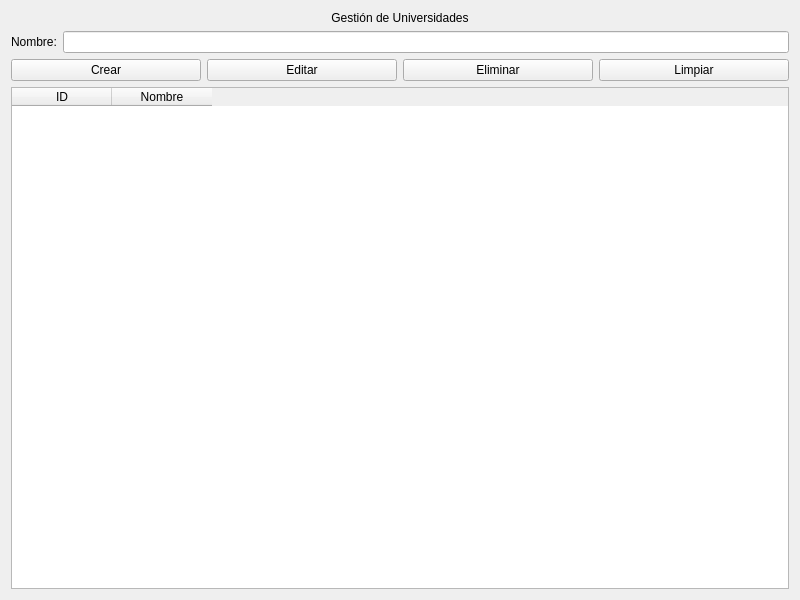
This is app/view/UniversidadPage.ui in Orphereum/2DAM_DI_Universidad as Qt 5 draws it before an edit. The edited form follows.
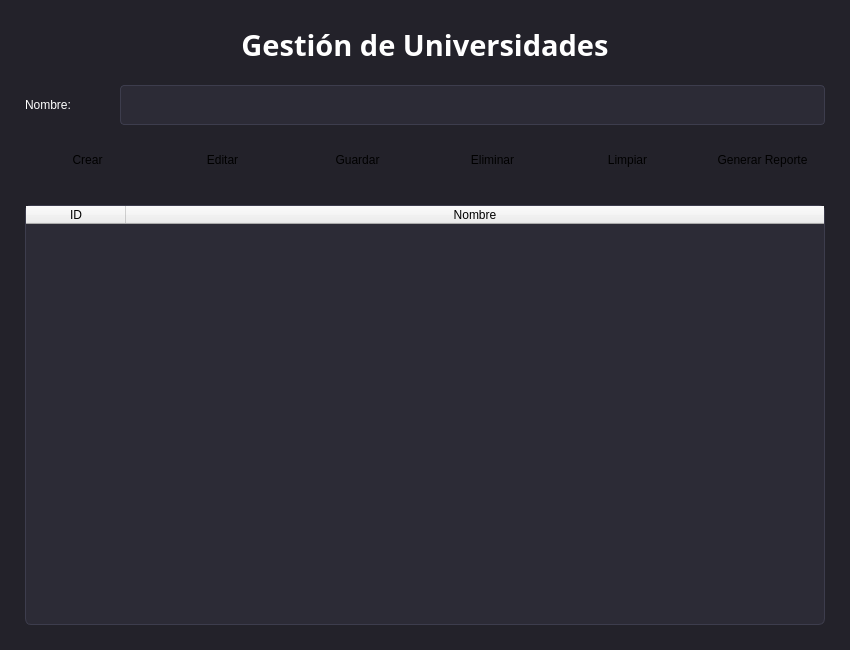
This is the edited form.

Commit message: cambios probleas con universidad

Patch:
```diff
--- a/app/view/UniversidadPage.ui
+++ b/app/view/UniversidadPage.ui
@@ -6,19 +6,71 @@
    <rect>
     <x>0</x>
     <y>0</y>
-    <width>800</width>
-    <height>600</height>
+    <width>850</width>
+    <height>650</height>
    </rect>
   </property>
   <property name="windowTitle">
    <string>Universidad</string>
   </property>
+  <property name="styleSheet">
+   <string notr="true">
+QWidget#UniversidadPage {
+  background-color: #23222a;
+}
+QLineEdit {
+  font: 300 12pt "Poppins";
+  padding: 5px;
+  border: 1px solid #3d3d4d;
+  border-radius: 4px;
+  background-color: #2c2b36;
+  color: #ffffff;
+}
+QLabel {
+  font: 600 14pt "Poppins";
+  color: #ffffff;
+}
+QPushButton {
+  font: 600 11pt "Poppins";
+  padding: 8px 15px;
+  border-radius: 5px;
+}
+QTableWidget {
+  background-color: #2c2b36;
+  color: #ffffff;
+  gridline-color: #3d3d4d;
+  border: 1px solid #3d3d4d;
+  border-radius: 6px;
+}
+   </string>
+  </property>
 
-  <layout class="QVBoxLayout" name="verticalLayout">
+  <layout class="QVBoxLayout" name="mainVerticalLayout">
+   <property name="spacing">
+    <number>20</number>
+   </property>
+   <property name="leftMargin">
+    <number>25</number>
+   </property>
+   <property name="topMargin">
+    <number>25</number>
+   </property>
+   <property name="rightMargin">
+    <number>25</number>
+   </property>
+   <property name="bottomMargin">
+    <number>25</number>
+   </property>
 
-   <!-- Título -->
    <item>
     <widget class="QLabel" name="labelTitulo">
+     <property name="font">
+      <font>
+       <family>Poppins</family>
+       <pointsize>22</pointsize>
+       <bold>true</bold>
+      </font>
+     </property>
      <property name="text">
       <string>Gestión de Universidades</string>
      </property>
@@ -28,25 +80,47 @@
     </widget>
    </item>
 
-   <!-- Formulario -->
    <item>
     <layout class="QHBoxLayout" name="formLayout">
+     <property name="spacing">
+      <number>15</number>
+     </property>
      <item>
       <widget class="QLabel" name="labelNombre">
+       <property name="minimumSize">
+        <size>
+         <width>80</width>
+         <height>0</height>
+        </size>
+       </property>
        <property name="text">
         <string>Nombre:</string>
        </property>
       </widget>
      </item>
      <item>
-      <widget class="QLineEdit" name="inputNombre"/>
+      <widget class="QLineEdit" name="inputNombre">
+       <property name="minimumSize">
+        <size>
+         <height>40</height>
+        </size>
+       </property>
+       <property name="maximumSize">
+        <size>
+         <width>16777215</width>
+         <height>40</height>
+        </size>
+       </property>
+      </widget>
      </item>
     </layout>
    </item>
 
-   <!-- Botones -->
    <item>
     <layout class="QHBoxLayout" name="buttonLayout">
+     <property name="spacing">
+      <number>10</number>
+     </property>
      <item>
       <widget class="QPushButton" name="btnCrear">
        <property name="text">
@@ -61,6 +135,13 @@
        </property>
       </widget>
      </item>
+     <item>
+      <widget class="QPushButton" name="btnGuardar">
+       <property name="text">
+        <string>Guardar</string>
+       </property>
+      </widget>
+     </item>
      <item>
       <widget class="QPushButton" name="btnEliminar">
        <property name="text">
@@ -75,15 +156,50 @@
        </property>
       </widget>
      </item>
+     <item>
+      <widget class="QPushButton" name="btnReporte">
+       <property name="text">
+        <string>Generar Reporte</string>
+       </property>
+      </widget>
+     </item>
     </layout>
    </item>
 
-   <!-- Tabla -->
+   <item>
+    <spacer name="verticalSpacer">
+     <property name="orientation">
+      <enum>Qt::Orientation::Vertical</enum>
+     </property>
+     <property name="sizeType">
+      <enum>QSizePolicy::Policy::Fixed</enum>
+     </property>
+     <property name="sizeHint" stdset="0">
+      <size>
+       <width>20</width>
+       <height>10</height>
+      </size>
+     </property>
+    </spacer>
+   </item>
+
    <item>
     <widget class="QTableWidget" name="tablaUniversidades">
+     <property name="minimumSize">
+      <size>
+       <width>0</width>
+       <height>300</height>
+      </size>
+     </property>
+     <property name="editTriggers">
+      <set>QAbstractItemView::EditTrigger::NoEditTriggers</set>
+     </property>
      <property name="columnCount">
       <number>2</number>
      </property>
+     <attribute name="horizontalHeaderStretchLastSection">
+      <bool>true</bool>
+     </attribute>
      <column>
       <property name="text">
        <string>ID</string>
@@ -98,7 +214,6 @@
    </item>
 
   </layout>
-
  </widget>
  <resources/>
  <connections/>
```
Left out of the diff: 2 changed lines with no effect on the pictures. The commit also changes 12 other files.
